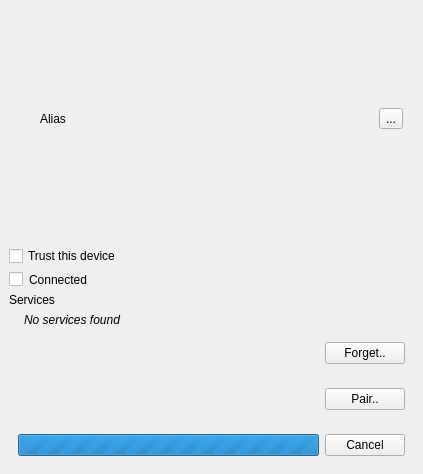
Old version of the form device.ui in the repository surlykke/partooth.
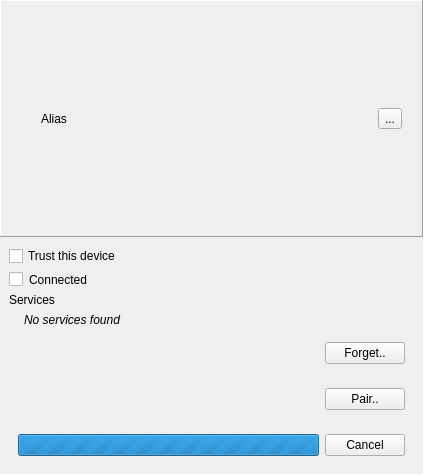
New version of the form.

What changed in the file:
```diff
--- a/device.ui
+++ b/device.ui
@@ -32,10 +32,10 @@
    <item>
     <widget class="QFrame" name="frame_4">
      <property name="frameShape">
-      <enum>QFrame::NoFrame</enum>
+      <enum>QFrame::Panel</enum>
      </property>
      <property name="frameShadow">
-      <enum>QFrame::Plain</enum>
+      <enum>QFrame::Raised</enum>
      </property>
      <layout class="QHBoxLayout" name="horizontalLayout">
       <property name="spacing">
```
